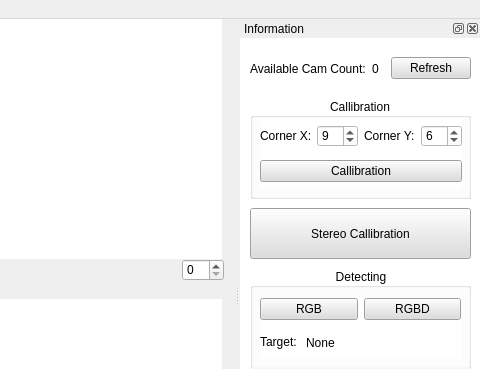
This is PDStereo/QtApp/ui/QtMain.ui in PastelDew/PDStereo as Qt 5 draws it before an edit; both pictures show x 428 to 908 and y 0 to 369 of the 908 by 592 pixel window. The edited form follows.
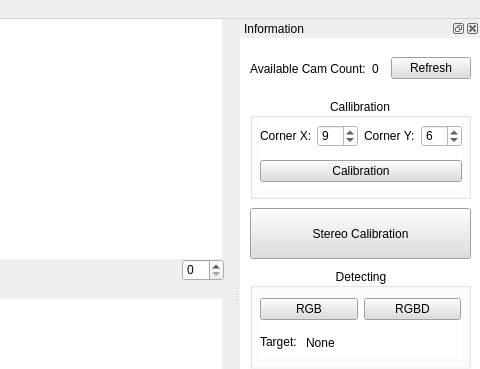
This is the edited form.

Commit message: Rework: Spell check Callibration -> Calibration

```diff
--- a/PDStereo/QtApp/ui/QtMain.ui
+++ b/PDStereo/QtApp/ui/QtMain.ui
@@ -288,7 +288,7 @@
           <string notr="true">background-color: rgb(221, 221, 221);</string>
          </property>
          <property name="text">
-          <string>Callibration</string>
+          <string>Calibration</string>
          </property>
         </widget>
        </item>
@@ -429,7 +429,7 @@
       <string notr="true">background-color: rgb(221, 221, 221);</string>
      </property>
      <property name="text">
-      <string>Stereo Callibration</string>
+      <string>Stereo Calibration</string>
      </property>
     </widget>
     <widget class="QGroupBox" name="groupBox_Colors">
```
Left out of the diff: 4 changed lines with no effect on the pictures. The commit also changes 3 other files.
